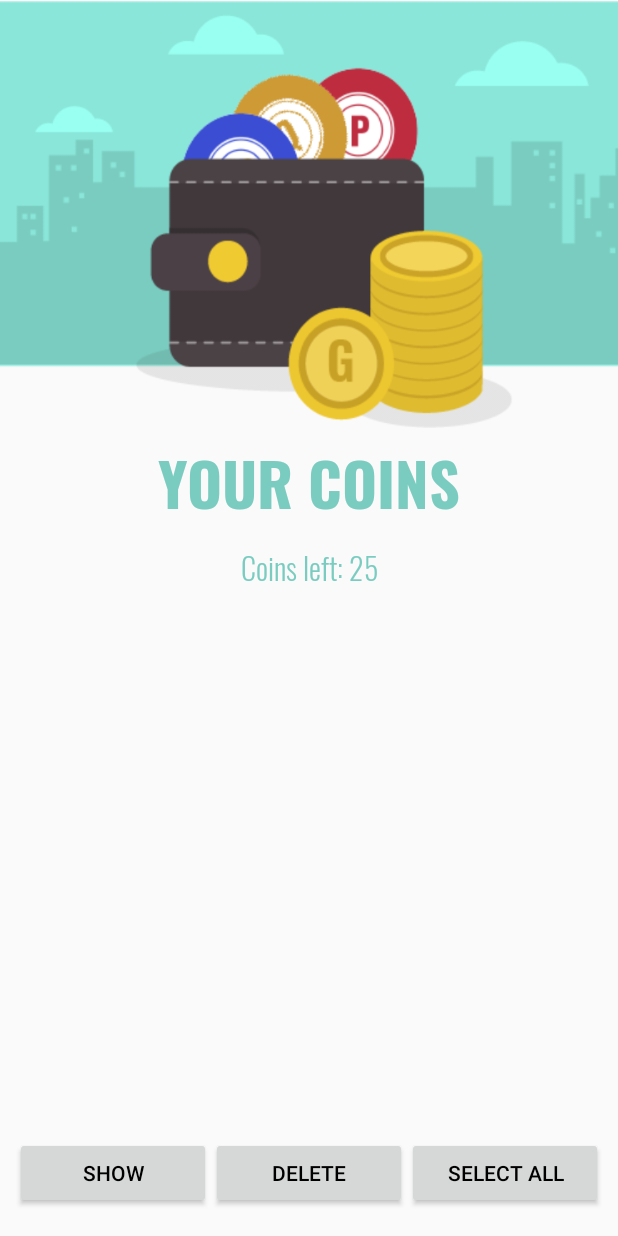
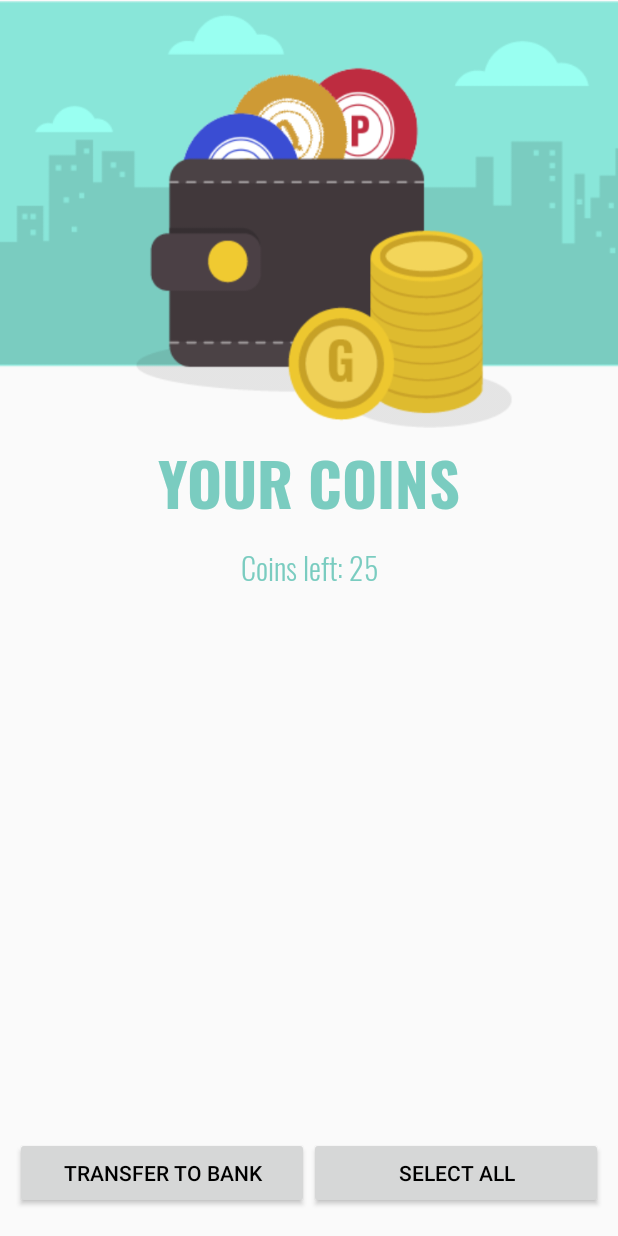
Before and after one commit to IvanKaraslavov/Coinz, an Android app: the screen it shows after launch once a user with an empty profile is signed in (WalletActivity), after a tap on "Wallet", on a phone screen of 412 x 824 dp. Run offline under Robolectric (Android 15) with nearby library versions, the phone set to English and light mode, and no system bars; our stand-ins replace Firebase (no records; nobody signed in at launch, a user with empty details on screens opened directly); libraries missing offline, so code that uses them is left out: com.mapbox.android, com.mapbox.mapboxsdk; network calls fail; 11 statements that could not run were skipped; 1 other tap on this screen came first.

Commit message:
Added Transfer Coins To Bank functionality

```diff
--- a/app/src/main/java/com/example/android/coinz/BankActivity.java
+++ b/app/src/main/java/com/example/android/coinz/BankActivity.java
@@ -55,7 +55,7 @@ public class BankActivity extends Activity {
         exit.setOnClickListener(view -> finish());
     }
 
-    @SuppressLint({"LogNotTimber", "SetTextI18n"})
+    @SuppressLint({"LogNotTimber", "SetTextI18n", "DefaultLocale"})
     private void loadData() {
         FirebaseFirestore mDatabase = FirebaseFirestore.getInstance();
         FirebaseAuth mAuth = FirebaseAuth.getInstance();
@@ -67,7 +67,8 @@ public class BankActivity extends Activity {
                 if (Objects.requireNonNull(document).exists()) {
                     Log.d(tag, "DocumentSnapshot data: " + document.getData());
                     TextView username = findViewById(R.id.gold_coins);
-                    username.setText( Objects.requireNonNull(document.get("goldCoinsAmount")).toString());
+                    String coldCoins = Objects.requireNonNull(document.get("goldCoinsAmount")).toString();
+                    username.setText(String.format("%.2f", Double.parseDouble(coldCoins)));
                 } else {
                     Log.d(tag, "No such document");
                     TextView username = findViewById(R.id.gold_coins);
--- a/app/src/main/java/com/example/android/coinz/MainActivity.java
+++ b/app/src/main/java/com/example/android/coinz/MainActivity.java
@@ -154,7 +154,14 @@ public class MainActivity extends AppCompatActivity implements
         navigationView.setNavigationItemSelectedListener(this);
         loadData();
         Button mapButton = findViewById(R.id.button);
-        mapButton.setOnClickListener(view -> drawer.openDrawer(Gravity.START));
+        mapButton.setOnClickListener(view -> {
+            try {
+                loadWallet();
+            } catch (IOException | JSONException e) {
+                e.printStackTrace();
+            }
+            drawer.openDrawer(Gravity.START);
+        });
 
     }
 
@@ -366,7 +373,7 @@ public class MainActivity extends AppCompatActivity implements
                 MainActivity.markers.remove(i);
                 Marker marker = MainActivity.map.getMarkers().get(i);
                 MainActivity.map.removeMarker(marker);
-                Toast.makeText(MainActivity.this, "Removed!" + i,
+                Toast.makeText(MainActivity.this, "Coin added to wallet!",
                         Toast.LENGTH_SHORT).show();
             }
         }
--- a/app/src/main/java/com/example/android/coinz/Player.java
+++ b/app/src/main/java/com/example/android/coinz/Player.java
@@ -4,9 +4,9 @@ public class Player {
     private String email;
     private String password;
 
-    private int goldCoinsAmount;
+    private double goldCoinsAmount;
 
-    Player(String email, String password, int goldCoinsAmount) {
+    Player(String email, String password, double goldCoinsAmount) {
         this.email = email;
         this.password = password;
         this.goldCoinsAmount = goldCoinsAmount;
@@ -20,7 +20,7 @@ public class Player {
         return password;
     }
 
-    public int getGoldCoinsAmount() {
+    public double getGoldCoinsAmount() {
         return goldCoinsAmount;
     }
 }
--- a/app/src/main/res/layout/bottom_container.xml
+++ b/app/src/main/res/layout/bottom_container.xml
@@ -7,21 +7,11 @@
     android:orientation="horizontal">
 
     <Button
-        android:id="@+id/show_button"
+        android:id="@+id/transfer_button"
         android:layout_width="match_parent"
         android:layout_height="wrap_content"
         android:layout_weight="1"
-        android:text="@string/show"
-        android:textColor="@android:color/black"
-        android:textSize="14sp"
-        tools:ignore="ButtonStyle" />
-
-    <Button
-        android:id="@+id/delete_button"
-        android:layout_width="match_parent"
-        android:layout_height="wrap_content"
-        android:layout_weight="1"
-        android:text="@string/delete"
+        android:text="TRANSFER TO BANK"
         android:textColor="@android:color/black"
         android:textSize="14sp"
         tools:ignore="ButtonStyle" />
```
Also changed, not shown: app/src/main/java/com/example/android/coinz/GridViewFragment.java (+112 -20 lines).
